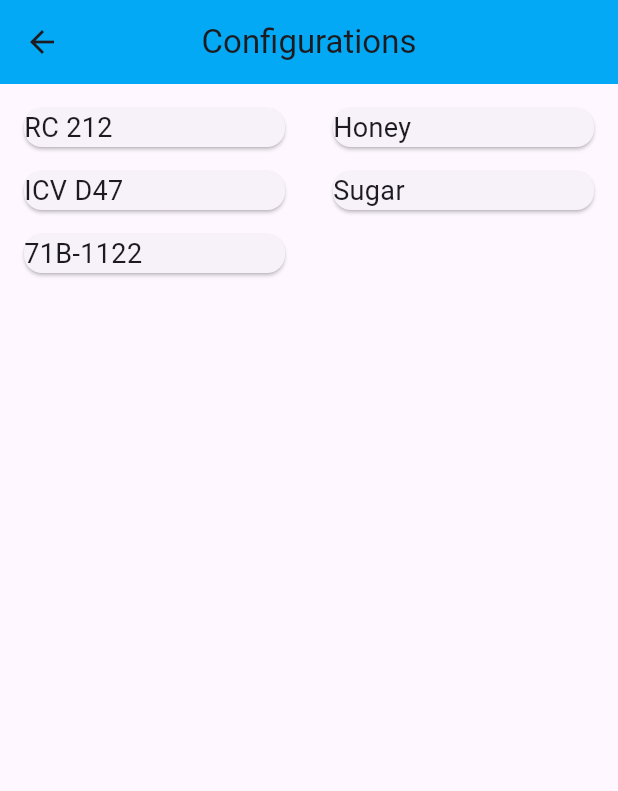
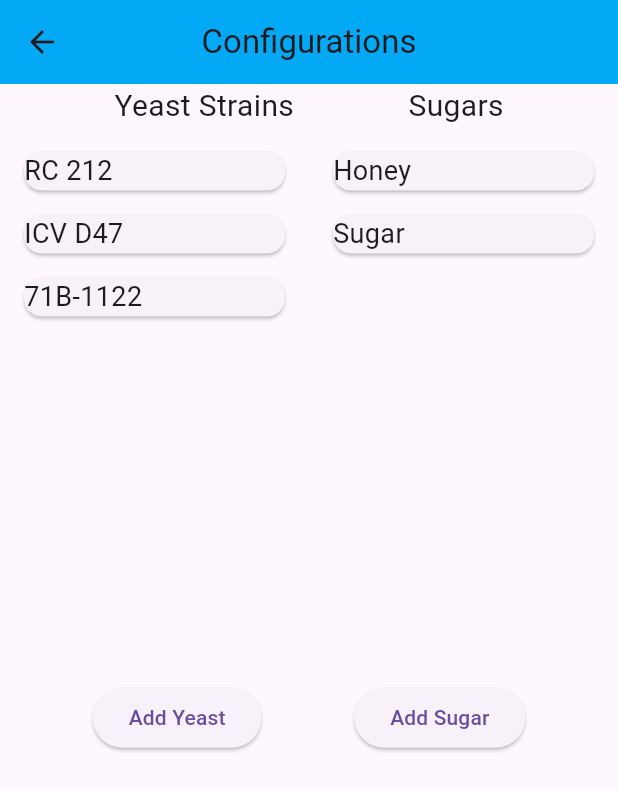
Before and after one commit to Seanm64/FermentationStation, a Flutter app: the Configuration screen opened by its route, on a phone screen of 412 x 824 dp. Shown: the top 791 px of the screen. Run offline on Flutter 3.47's test engine with Material 3 defaults, Android fonts, the phone set to English and light mode, and no system bars.

Commit message:
Added dialog box for adding Yeast

```diff
--- a/lib/pages/configurations.dart
+++ b/lib/pages/configurations.dart
@@ -1,8 +1,10 @@
 import 'package:fermentation_station/models/add_yeast.dart';
 import 'package:fermentation_station/config_lists/sugar_gravity_consumer_list.dart';
 import 'package:fermentation_station/config_lists/yeast_consumer_list.dart';
+import 'package:fermentation_station/models/sugar_model.dart';
 import 'package:flutter/material.dart';
 import 'package:provider/provider.dart';
+import 'package:fermentation_station/models/yeast_model.dart';
 
 class Configuration extends StatefulWidget {
   const Configuration({super.key});
@@ -12,6 +14,48 @@ class Configuration extends StatefulWidget {
 }
 
 class _ConfigurationState extends State<Configuration> {
+
+  final _yeast_form_controller = GlobalKey<FormState>();
+  final _sugar_form_controller = GlobalKey<FormState>();
+
+  Yeast create_a_yeast = Yeast(yeast_name: '',
+      max_abv: 0.0);
+  SugarGravity create_a_sugar = SugarGravity(sugar_name: '',
+      sugars_content_percent: 0.0);
+
+  void _showCreateYeastDialog() {
+    showDialog(
+        context: context,
+        builder: (context) {
+          return AlertDialog(
+            backgroundColor: Colors.blueGrey,
+            title: Text('Create Your Own Yeast'),
+            content: SingleChildScrollView(
+              child: Form(
+                key: _yeast_form_controller,
+                child: Column(
+                  children: [
+                    TextFormField(
+                    decoration: const InputDecoration(
+                      label: Text('Enter Yeast Name')
+                    ),
+                  ),
+                    TextFormField(
+                      maxLength: 20, keyboardType: TextInputType.number,
+                      decoration: const InputDecoration(
+                          label: Text('Strain Max ABV count')
+                      ),
+                    ),
+                  ],
+                ),
+              )
+            ),
+          );
+        }
+    );
+  }
+
+
   @override
   Widget build(BuildContext context) {
     return Scaffold(
@@ -20,14 +64,52 @@ class _ConfigurationState extends State<Configuration> {
         centerTitle: true,
         backgroundColor: Colors.lightBlue,
       ),
-      body: Row(
+      body: Column(
         children: [
-          Flexible(
-            child: YeastConsumerList()
+          Row(
+            mainAxisAlignment: MainAxisAlignment.spaceEvenly,
+            children: [
+              Text(
+                'Yeast Strains',
+                style: TextStyle(
+                  fontSize: 20,
+                ),
+              ),
+              Text(
+                'Sugars',
+                style: TextStyle(
+                  fontSize: 20,
+                ),
+              ),
+            ],
           ),
           Flexible(
-            child: SugarConsumerList()
+            child: Row(
+              children: [
+                Flexible(
+                  child: YeastConsumerList()
+                ),
+                Flexible(
+                  child: SugarConsumerList()
+                ),
+              ],
+            ),
           ),
+          Flexible(
+            child: Row(
+              mainAxisAlignment: MainAxisAlignment.spaceEvenly,
+              children: [
+                ElevatedButton(
+                    onPressed: _showCreateYeastDialog,
+                    child: const Text("Add Yeast"),
+                ),
+                ElevatedButton(
+                  onPressed: () {},
+                  child: const Text("Add Sugar"),
+                )
+              ],
+            ),
+          )
         ],
       ),
     );
```
